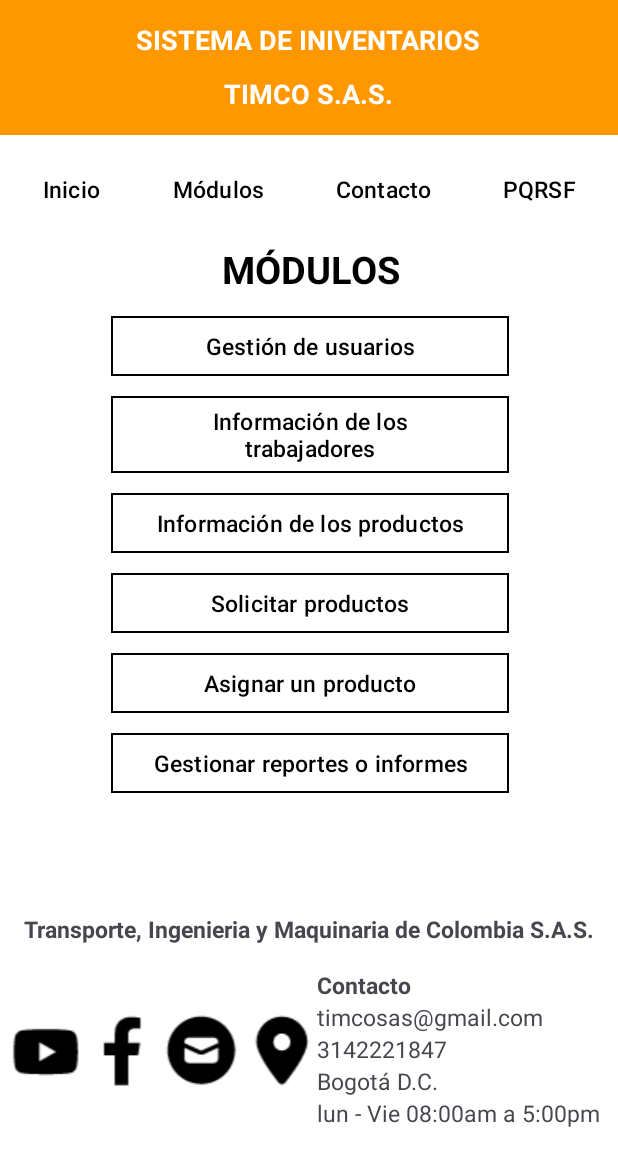
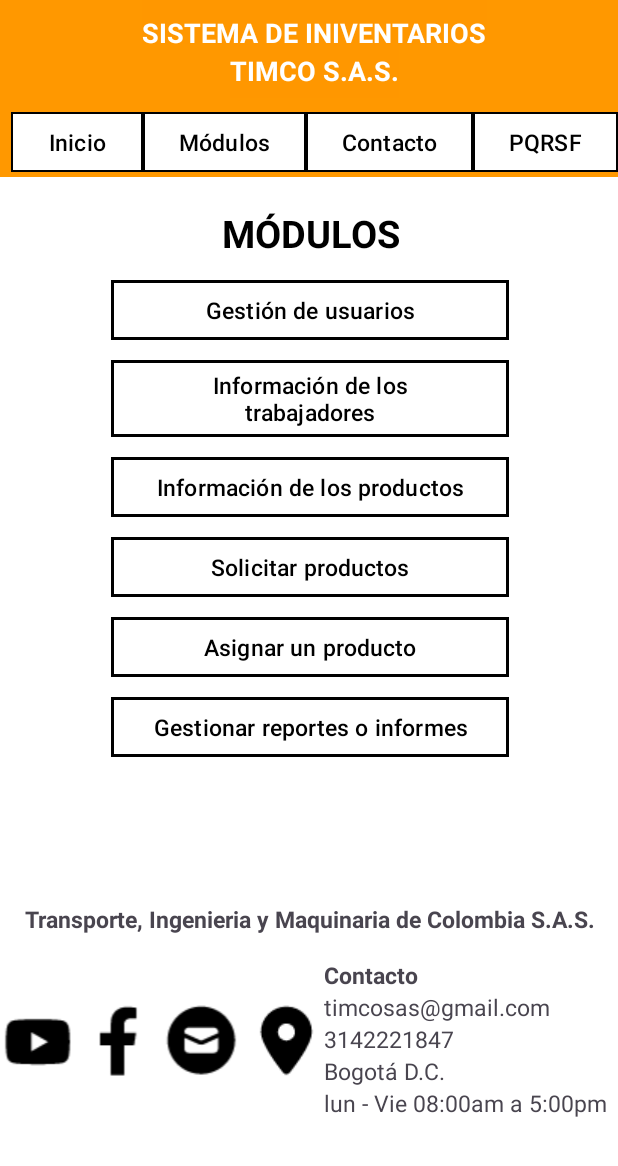
Before and after one commit to Brigitte9219/TimcoApp_AndroidStudio, an Android app: the DosActivity screen opened directly, with no data from a screen before it, on a phone screen of 412 x 824 dp. Shown: the top 1166 px of the screen. Run offline under Robolectric (Android 15) with nearby library versions, the phone set to English and light mode, and no system bars.

Commit message:
Actualizando la página de Módulos

```diff
--- a/app/src/main/res/layout/activity_dos.xml
+++ b/app/src/main/res/layout/activity_dos.xml
@@ -9,12 +9,13 @@
 
     <LinearLayout
         android:id="@+id/linearLayout"
-        android:layout_width="match_parent"
-        android:layout_height="90dp"
+        android:layout_width="429dp"
+        android:layout_height="118dp"
         android:background="#FF9800"
         android:gravity="center"
         android:orientation="vertical"
         app:layout_constraintEnd_toEndOf="parent"
+        app:layout_constraintHorizontal_bias="0.333"
         app:layout_constraintStart_toStartOf="parent"
         app:layout_constraintTop_toTopOf="parent">
 
@@ -24,6 +25,7 @@
             android:layout_height="36dp"
             android:background="#86FF9700"
             android:gravity="center"
+            android:paddingTop="16dp"
             android:text="@string/tituloUno"
             android:textAlignment="center"
             android:textColor="#FFFFFF"
@@ -42,77 +44,83 @@
             android:textSize="18sp"
             android:textStyle="bold" />
 
-    </LinearLayout>
-
-    <TableRow
-        android:id="@+id/tableRow"
-        android:layout_width="411dp"
-        android:layout_height="72dp"
-        android:background="#FFFFFF"
+        <LinearLayout
+            android:layout_width="wrap_content"
+            android:layout_height="59dp"
             android:gravity="center"
-        app:layout_constraintEnd_toEndOf="parent"
-        app:layout_constraintHorizontal_bias="0.491"
-        app:layout_constraintStart_toStartOf="parent"
-        app:layout_constraintTop_toBottomOf="@+id/linearLayout">
+            android:orientation="horizontal">
 
             <Button
                 android:id="@+id/button4"
+                style="?attr/materialButtonOutlinedStyle"
                 android:layout_width="wrap_content"
                 android:layout_height="wrap_content"
+                android:backgroundTint="@color/white"
                 android:text="@string/botonCero"
-            android:backgroundTint="@color/white"
                 android:textColor="@color/black"
-            android:textSize="15sp"/>
+                android:textSize="15sp"
+                app:cornerRadius="0dp"
+                app:strokeColor="@color/black" />
 
             <Button
                 android:id="@+id/button"
+                style="?attr/materialButtonOutlinedStyle"
                 android:layout_width="wrap_content"
                 android:layout_height="wrap_content"
                 android:backgroundTint="@color/white"
                 android:text="@string/botonUno"
                 android:textColor="@color/black"
-            android:textSize="15sp" />
+                android:textSize="15sp"
+                app:cornerRadius="0dp"
+                app:strokeColor="@color/black" />
 
             <Button
                 android:id="@+id/button2"
+                style="?attr/materialButtonOutlinedStyle"
                 android:layout_width="wrap_content"
                 android:layout_height="wrap_content"
                 android:backgroundTint="@color/white"
                 android:text="@string/botonDos"
                 android:textColor="@color/black"
-            android:textSize="15sp" />
+                android:textSize="15sp"
+                app:cornerRadius="0dp"
+                app:strokeColor="@color/black" />
 
             <Button
                 android:id="@+id/button3"
+                style="?attr/materialButtonOutlinedStyle"
                 android:layout_width="wrap_content"
                 android:layout_height="wrap_content"
                 android:backgroundTint="@color/white"
                 android:text="@string/botonTres"
                 android:textColor="@color/black"
-            android:textSize="15sp" />
+                android:textSize="15sp"
+                app:cornerRadius="0dp"
+                app:strokeColor="@color/black" />
+        </LinearLayout>
 
-    </TableRow>
+    </LinearLayout>
 
     <LinearLayout
         android:id="@+id/linearLayout2"
-        android:layout_width="417dp"
-        android:layout_height="376dp"
+        android:layout_width="427dp"
+        android:layout_height="416dp"
+        android:gravity="center"
         android:orientation="vertical"
-        android:gravity="center"
         app:layout_constraintEnd_toEndOf="parent"
         app:layout_constraintStart_toStartOf="parent"
-        app:layout_constraintTop_toBottomOf="@+id/tableRow">
+        app:layout_constraintTop_toBottomOf="@+id/linearLayout">
 
         <TextView
             android:id="@+id/textView10"
             android:layout_width="match_parent"
             android:layout_height="wrap_content"
+            android:layout_marginBottom="10sp"
+            android:gravity="center"
             android:text="@string/modulos"
-            android:gravity="center"
-            android:textStyle="bold"
+            android:textColor="@color/black"
             android:textSize="25sp"
-            android:textColor="@color/black"
-            android:layout_marginBottom="10sp"/>
+            android:textStyle="bold" />
 
         <Button
             android:id="@+id/button5"
@@ -125,62 +133,68 @@
             android:textSize="15sp"
             android:textStyle="normal"
             app:cornerRadius="0dp"
-            app:strokeColor="@color/black" />
+            app:strokeColor="@color/black"
+            app:strokeWidth="2dp" />
 
         <Button
             android:id="@+id/button7"
+            style="?attr/materialButtonOutlinedStyle"
             android:layout_width="265dp"
             android:layout_height="wrap_content"
+            android:layout_marginBottom="5sp"
             android:text="@string/mDos"
-            android:layout_marginBottom="5sp"
             android:textColor="@color/black"
             android:textSize="15sp"
             android:textStyle="normal"
             app:cornerRadius="0dp"
-            style="?attr/materialButtonOutlinedStyle"
-            app:strokeColor="@color/black"/>
+            app:strokeColor="@color/black"
+            app:strokeWidth="2dp" />
 
         <Button
             android:id="@+id/button8"
+            style="?attr/materialButtonOutlinedStyle"
             android:layout_width="265dp"
             android:layout_height="wrap_content"
+            android:layout_marginBottom="5sp"
             android:text="@string/mTres"
-            android:layout_marginBottom="5sp"
             android:textColor="@color/black"
             android:textSize="15sp"
             android:textStyle="normal"
             app:cornerRadius="0dp"
-            style="?attr/materialButtonOutlinedStyle"
-            app:strokeColor="@color/black"/>
+            app:strokeColor="@color/black"
+            app:strokeWidth="2dp" />
 
         <Button
             android:id="@+id/button9"
+            style="?attr/materialButtonOutlinedStyle"
             android:layout_width="265dp"
             android:layout_height="wrap_content"
+            android:layout_marginBottom="5sp"
             android:text="@string/mCuatro"
-            android:layout_marginBottom="5sp"
             android:textColor="@color/black"
             android:textSize="15sp"
             android:textStyle="normal"
             app:cornerRadius="0dp"
-            style="?attr/materialButtonOutlinedStyle"
-            app:strokeColor="@color/black"/>
+            app:strokeColor="@color/black"
+            app:strokeWidth="2dp" />
 
         <Button
             android:id="@+id/button10"
+            style="?attr/materialButtonOutlinedStyle"
             android:layout_width="265dp"
             android:layout_height="wrap_content"
+            android:layout_marginBottom="5sp"
             android:text="@string/mCinco"
-            android:layout_marginBottom="5sp"
             android:textColor="@color/black"
             android:textSize="15sp"
             android:textStyle="normal"
             app:cornerRadius="0dp"
-            style="?attr/materialButtonOutlinedStyle"
-            app:strokeColor="@color/black"/>
+            app:strokeColor="@color/black"
+            app:strokeWidth="2dp" />
 
         <Button
             android:id="@+id/button11"
+            style="?attr/materialButtonOutlinedStyle"
             android:layout_width="265dp"
             android:layout_height="wrap_content"
             android:layout_marginBottom="5sp"
@@ -189,13 +203,13 @@
             android:textSize="15sp"
             android:textStyle="normal"
             app:cornerRadius="0dp"
-            style="?attr/materialButtonOutlinedStyle"
-            app:strokeColor="@color/black"/>
+            app:strokeColor="@color/black"
+            app:strokeWidth="2dp" />
     </LinearLayout>
 
     <LinearLayout
-        android:layout_width="410dp"
-        android:layout_height="158dp"
+        android:layout_width="424dp"
+        android:layout_height="167dp"
         android:orientation="vertical"
         app:layout_constraintBottom_toBottomOf="parent"
         app:layout_constraintEnd_toEndOf="parent"
```
Lines whose indentation alone changed are shown as unchanged.
